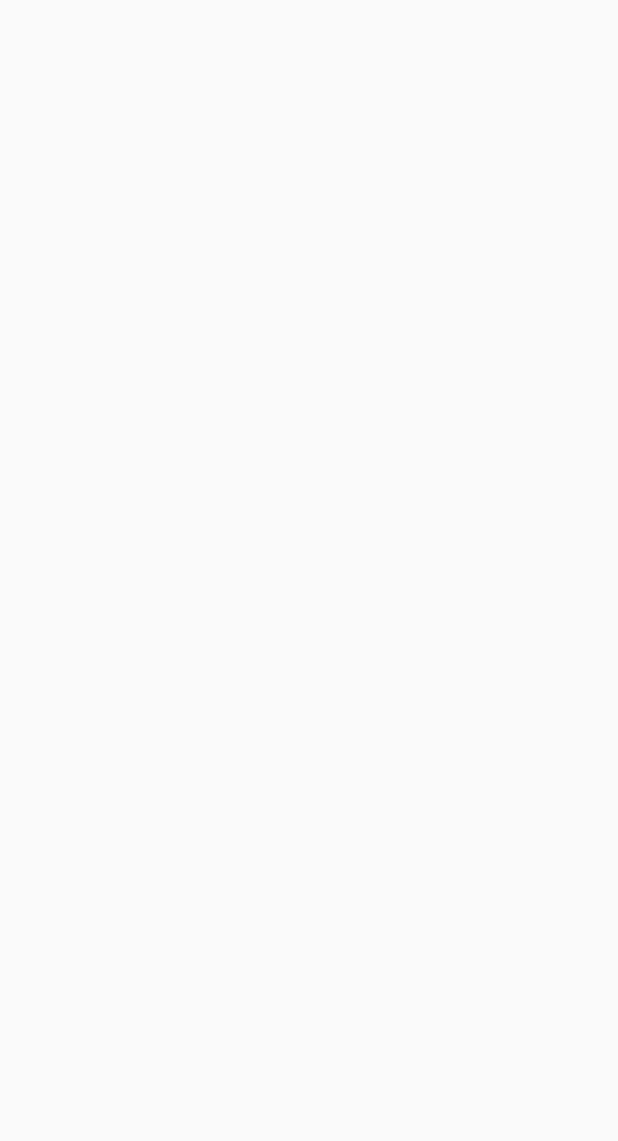
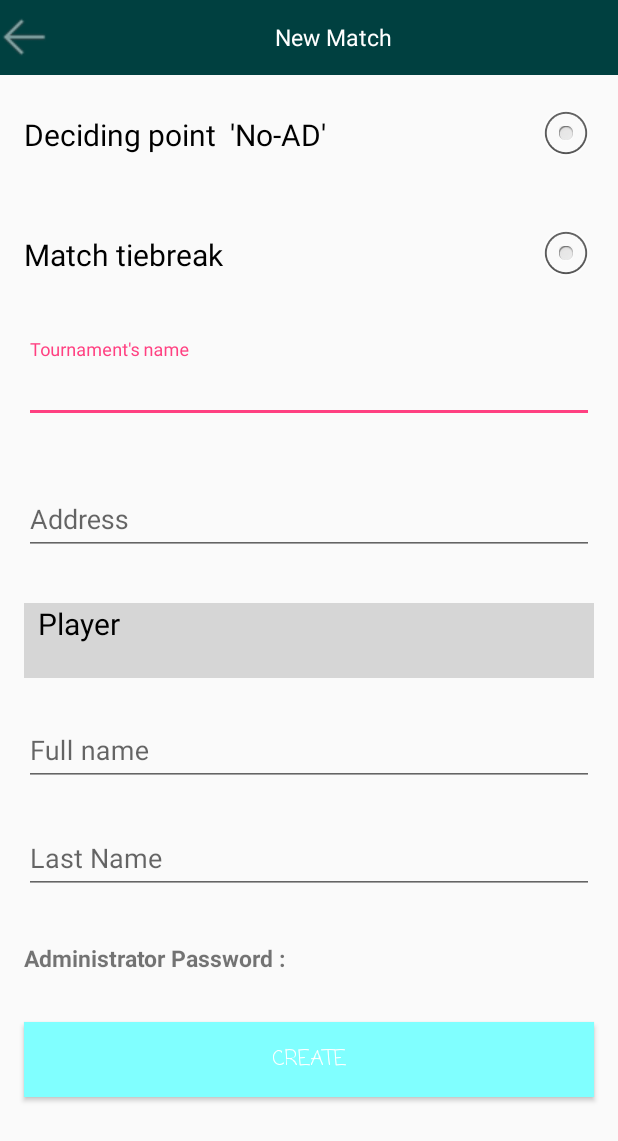
Before and after one commit to neha007/LTATLiveScore, an Android app: the LTATLogin screen opened directly, with no data from a screen before it, on a phone screen of 412 x 824 dp. Before the commit the part shown is empty. Shown: the top 1141 px of the screen. Run offline under Robolectric (Android 15) with nearby library versions, the phone set to English and light mode, and no system bars.

Commit message:
working_create

```diff
--- a/LTATTennisScore/app/build.gradle
+++ b/LTATTennisScore/app/build.gradle
@@ -25,6 +25,7 @@ dependencies {
         exclude group: 'com.android.support', module: 'support-annotations'
     })
     compile 'com.android.support:appcompat-v7:25.1.0'
+    compile 'com.android.support:design:25.3.1'
     compile 'com.android.support.constraint:constraint-layout:1.0.2'
     compile 'de.hdodenhof:circleimageview:2.1.0'
     compile 'com.android.support:support-v4:25.3.1'
--- a/LTATTennisScore/app/src/main/java/tennisonline/ltat/com/ltattennisscore/ActivityContainer/LTATLogin.java
+++ b/LTATTennisScore/app/src/main/java/tennisonline/ltat/com/ltattennisscore/ActivityContainer/LTATLogin.java
@@ -1,17 +1,57 @@
 package tennisonline.ltat.com.ltattennisscore.ActivityContainer;
 
+import android.content.Intent;
 import android.support.v7.app.AppCompatActivity;
 import android.os.Bundle;
+import android.view.View;
+import android.widget.Button;
+import android.widget.CheckBox;
+import android.widget.EditText;
+import android.widget.TextView;
 
 import tennisonline.ltat.com.ltattennisscore.R;
 
 public class LTATLogin extends AppCompatActivity {
+
+    EditText tournament_name,address,full_name,last_name;
+    TextView header,player,administer_password;
+    Button create_account;
+    CheckBox first_check,second_check;
 
     @Override
     protected void onCreate(Bundle savedInstanceState) {
         super.onCreate(savedInstanceState);
         setContentView(R.layout.activity_ltatlogin);
 
+        tournament_name=(EditText) findViewById(R.id.tournament_name);
+        address=(EditText) findViewById(R.id.adress);
+        full_name=(EditText) findViewById(R.id.full_name);
+        last_name=(EditText) findViewById(R.id.last_name);
+
+        first_check=(CheckBox) findViewById(R.id.first_check);
+        second_check=(CheckBox) findViewById(R.id.second_check);
+
+        header=(TextView) findViewById(R.id.header);
+        player=(TextView) findViewById(R.id.player);
+        administer_password=(TextView) findViewById(R.id.admister_password);
+
+        create_account=(Button) findViewById(R.id.create_accound);
+
+        create_account.setOnClickListener(new View.OnClickListener() {
+            @Override
+            public void onClick(View view) {
+
+
+            }
+        });
+        header.setOnClickListener(new View.OnClickListener() {
+            @Override
+            public void onClick(View view) {
+
+                Intent intent=new Intent(LTATLogin.this,SplashActivity.class);
+                startActivity(intent);
+            }
+        });
 
     }
 
--- a/LTATTennisScore/app/src/main/java/tennisonline/ltat/com/ltattennisscore/ActivityContainer/LTATSingup.java
+++ b/LTATTennisScore/app/src/main/java/tennisonline/ltat/com/ltattennisscore/ActivityContainer/LTATSingup.java
@@ -1,5 +1,6 @@
 package tennisonline.ltat.com.ltattennisscore.ActivityContainer;
 
+import android.content.Intent;
 import android.support.v7.app.AppCompatActivity;
 import android.os.Bundle;
 import android.view.View;
@@ -10,7 +11,7 @@ import tennisonline.ltat.com.ltattennisscore.R;
 
 public class LTATSingup extends AppCompatActivity {
 
-    Button about,create,join;
+    Button about,create,join,back_button;
     @Override
     protected void onCreate(Bundle savedInstanceState) {
         super.onCreate(savedInstanceState);
@@ -19,12 +20,30 @@ public class LTATSingup extends AppCompatActivity {
        about=(Button) findViewById(R.id.about_keppScore);
         create=(Button) findViewById(R.id.create);
         join=(Button) findViewById(R.id.join);
+        back_button=(Button) findViewById(R.id.back_button);
 
         about.setOnClickListener(new View.OnClickListener() {
             @Override
             public void onClick(View view) {
 
                 Toast.makeText(LTATSingup.this, "this is about pages", Toast.LENGTH_SHORT).show();
+
+            }
+        });
+        back_button.setOnClickListener(new View.OnClickListener() {
+            @Override
+            public void onClick(View view) {
+
+                Intent intent=new Intent(LTATSingup.this,SplashActivity.class);
+                startActivity(intent);
+            }
+        });
+        create.setOnClickListener(new View.OnClickListener() {
+            @Override
+            public void onClick(View view) {
+
+                Intent intent=new Intent(LTATSingup.this,LTATLogin.class);
+                startActivity(intent);
             }
         });
     }
--- a/LTATTennisScore/app/src/main/java/tennisonline/ltat/com/ltattennisscore/ActivityContainer/SplashActivity.java
+++ b/LTATTennisScore/app/src/main/java/tennisonline/ltat/com/ltattennisscore/ActivityContainer/SplashActivity.java
@@ -21,8 +21,7 @@ import tennisonline.ltat.com.ltattennisscore.fragmentcontainer.About;
 
 public class SplashActivity extends AppCompatActivity {
 
-
-    Button watch_score,keep_score;
+    Button watch_score,keep_score,back_button;
     private static final String TAG = "AnimationStarter";
     Button about ;
 
@@ -47,7 +46,8 @@ public class SplashActivity extends AppCompatActivity {
             }
         });
 
-
+        watch_score=(Button) findViewById(R.id.watch_score);
+        keep_score=(Button) findViewById(R.id.keep_score);
 
         watch_score.setOnClickListener(new View.OnClickListener() {
             @Override
@@ -65,9 +65,8 @@ public class SplashActivity extends AppCompatActivity {
             }
         });
 
-
         ImageView bounceBallImage = (ImageView)findViewById(R.id.bounceBallImage);
-        Bitmap bitmap = BitmapFactory.decodeResource(getResources(),R.drawable.tennisball);
+        Bitmap bitmap = BitmapFactory.decodeResource(getResources(),R.drawable.tennnn1);
 
         RoundedBitmapDrawable roundedBitmapDrawable = RoundedBitmapDrawableFactory.create(getResources(),bitmap);
         roundedBitmapDrawable.setCircular(true);
--- a/LTATTennisScore/app/src/main/res/layout/activity_ltatlogin.xml
+++ b/LTATTennisScore/app/src/main/res/layout/activity_ltatlogin.xml
@@ -1,11 +1,141 @@
 <?xml version="1.0" encoding="utf-8"?>
-<LinearLayout
-    xmlns:android="http://schemas.android.com/apk/res/android"
-    xmlns:app="http://schemas.android.com/apk/res-auto"
-    xmlns:tools="http://schemas.android.com/tools"
-    android:layout_width="match_parent"
+<ScrollView android:layout_width="match_parent"
     android:layout_height="match_parent"
-    android:orientation="vertical"
-    tools:context="tennisonline.ltat.com.ltattennisscore.ActivityContainer.LTATLogin">
+    xmlns:android="http://schemas.android.com/apk/res/android">
 
-</LinearLayout>
+    <LinearLayout
+        android:layout_width="match_parent"
+        android:layout_height="match_parent"
+        android:orientation="vertical" >
+
+        <TextView
+            android:id="@+id/header"
+            android:layout_width="match_parent"
+            android:layout_height="50dp"
+            android:text="New Match"
+            android:textSize="15sp"
+            android:drawableLeft="@drawable/backv"
+            android:layout_gravity="center"
+            android:gravity="center"
+            android:textColor="#fff"
+            android:background="#004040"
+            />
+
+        <CheckBox
+            android:id="@+id/first_check"
+            android:layout_width="fill_parent"
+            android:layout_height="wrap_content"
+            android:drawableRight="@android:drawable/btn_radio"
+            android:layout_gravity="right"
+            android:layout_margin="@dimen/activity_horizontal_margin"
+            android:button="@null"
+            android:textSize="20dip"
+            android:text="Deciding point  'No-AD' " />
+
+        <CheckBox
+            android:id="@+id/second_check"
+            android:layout_width="fill_parent"
+            android:layout_height="wrap_content"
+            android:drawableRight="@android:drawable/btn_radio"
+            android:layout_gravity="right"
+            android:layout_margin="@dimen/activity_horizontal_margin"
+            android:button="@null"
+            android:textSize="20dip"
+            android:text="Match tiebreak " />
+
+        <android.support.design.widget.TextInputLayout
+            android:id="@+id/txt"
+            android:layout_width="match_parent"
+            android:layout_margin="@dimen/activity_horizontal_margin"
+            android:layout_height="wrap_content">
+
+            <EditText
+                android:id="@+id/tournament_name"
+                android:layout_width="match_parent"
+                android:layout_height="wrap_content"
+                android:hint="Tournament's name"
+                />
+
+        </android.support.design.widget.TextInputLayout>
+
+        <android.support.design.widget.TextInputLayout
+            android:layout_width="match_parent"
+            android:layout_height="match_parent"
+            android:layout_margin="@dimen/activity_horizontal_margin"
+            >
+
+            <EditText
+                android:id="@+id/adress"
+                android:layout_width="match_parent"
+                android:layout_height="wrap_content"
+                android:hint="Address" />
+
+        </android.support.design.widget.TextInputLayout>
+
+        <TextView
+            android:id="@+id/player"
+            android:layout_width="match_parent"
+            android:layout_height="50dp"
+            android:text="  Player"
+            android:background="#d6d6d6"
+            android:textColor="#000000"
+            android:textSize="20sp"
+            android:layout_margin="@dimen/activity_horizontal_margin"
+            android:elegantTextHeight="true"
+            />
+
+        <android.support.design.widget.TextInputLayout
+            android:layout_width="match_parent"
+            android:layout_height="wrap_content"
+            >
+
+            <EditText
+                android:id="@+id/full_name"
+                android:layout_width="match_parent"
+                android:layout_height="wrap_content"
+                android:layout_margin="@dimen/activity_horizontal_margin"
+                android:hint="Full name"
+
+                />
+
+        </android.support.design.widget.TextInputLayout>
+
+        <android.support.design.widget.TextInputLayout
+            android:layout_width="match_parent"
+            android:layout_height="wrap_content"
+            >
+
+            <EditText
+                android:id="@+id/last_name"
+                android:layout_width="match_parent"
+                android:layout_height="wrap_content"
+                android:layout_margin="@dimen/activity_horizontal_margin"
+                android:hint="Last Name" />
+
+        </android.support.design.widget.TextInputLayout>
+
+        <TextView
+            android:id="@+id/admister_password"
+            android:layout_width="match_parent"
+            android:layout_height="wrap_content"
+            android:layout_margin="@dimen/activity_horizontal_margin"
+            android:text="Administrator Password : "
+            android:textSize="15sp"
+            android:textStyle="bold"
+            />
+
+        <Button
+            android:id="@+id/create_accound"
+            android:layout_width="match_parent"
+            android:layout_height="50dp"
+            android:text="Create"
+            android:layout_margin="@dimen/activity_horizontal_margin"
+            android:background="#80ffff"
+            android:textColor="#ffffff"
+            android:fontFamily="casual"
+            android:layout_gravity="center"
+            />
+
+    </LinearLayout>
+
+</ScrollView>
--- a/LTATTennisScore/app/src/main/res/layout/activity_ltatsingup.xml
+++ b/LTATTennisScore/app/src/main/res/layout/activity_ltatsingup.xml
@@ -1,5 +1,6 @@
 <?xml version="1.0" encoding="utf-8"?>
-<RelativeLayout xmlns:android="http://schemas.android.com/apk/res/android"
+<RelativeLayout
+    xmlns:android="http://schemas.android.com/apk/res/android"
     xmlns:tools="http://schemas.android.com/tools"
     android:id="@+id/activity_ltatsingup"
     android:layout_width="match_parent"
@@ -10,11 +11,17 @@
     android:paddingTop="@dimen/activity_vertical_margin"
     android:gravity="center"
     android:layout_gravity="center"
-    android:background="#555555"
+    android:background="@drawable/ba1"
     android:layout_centerVertical="true"
     android:layout_centerHorizontal="true"
     tools:context="tennisonline.ltat.com.ltattennisscore.ActivityContainer.LTATSingup">
 
+    <Button
+        android:id="@+id/back_button"
+        android:layout_width="40dp"
+        android:layout_height="30dp"
+        android:background="@drawable/back"
+        />
     <Button
         android:id="@+id/about_keppScore"
         android:layout_width="30dp"
@@ -35,9 +42,11 @@
             android:layout_marginLeft="10dp"
             android:layout_marginRight="10dp"
             android:layout_marginTop="80dp"
+            android:fontFamily="serif"
+            android:textStyle="bold"
             android:text="You can either create a tournament \n      or join the one. "
             android:textSize="15dp"
-            android:textColor="#fff"
+            android:textColor="#000"
             android:gravity="center"
             />
     <Button
@@ -47,7 +56,6 @@
         android:background="#ff4646"
         android:textColor="#fff"
         android:textSize="20dp"
-
         android:layout_width="match_parent"
         android:layout_height="wrap_content"
         />
--- a/LTATTennisScore/app/src/main/res/layout/activity_main.xml
+++ b/LTATTennisScore/app/src/main/res/layout/activity_main.xml
@@ -1,5 +1,6 @@
 <?xml version="1.0" encoding="utf-8"?>
-<RelativeLayout xmlns:android="http://schemas.android.com/apk/res/android"
+<RelativeLayout
+    xmlns:android="http://schemas.android.com/apk/res/android"
     xmlns:tools="http://schemas.android.com/tools"
     android:id="@+id/activity_main"
     android:layout_width="match_parent"
--- a/LTATTennisScore/app/src/main/res/layout/activity_splash.xml
+++ b/LTATTennisScore/app/src/main/res/layout/activity_splash.xml
@@ -7,6 +7,7 @@
     android:layout_height="fill_parent"
     android:orientation="vertical"
     android:layout_weight="1"
+    android:background="@drawable/ba1"
     tools:context="tennisonline.ltat.com.ltattennisscore.ActivityContainer.SplashActivity">
 <FrameLayout
     android:layout_width="match_parent"
@@ -34,9 +35,7 @@
         android:layout_width="100dp"
         android:layout_height="100dp"
         android:layout_marginTop="50dp"
-        android:background="@drawable/tennnn1"
-    />
-
+      android:background="@drawable/tenisba" />
 
     <LinearLayout
         android:layout_width="wrap_content"
--- a/LTATTennisScore/app/src/main/res/values/strings.xml
+++ b/LTATTennisScore/app/src/main/res/values/strings.xml
@@ -8,4 +8,8 @@
 
     <!-- TODO: Remove or change this placeholder text -->
     <string name="hello_blank_fragment">Hello blank fragment</string>
+
+     <string name="abouts">Now it is even to follow</string>
+
+
 </resources>
```
Also changed, not shown: LTATTennisScore/app/src/main/res/drawable/abouts.png (added), LTATTennisScore/app/src/main/res/drawable/ba1.jpg (added), LTATTennisScore/app/src/main/res/drawable/back.png (added), LTATTennisScore/app/src/main/res/drawable/back_button.png (deleted), LTATTennisScore/app/src/main/res/drawable/backv.png (added), LTATTennisScore/app/src/main/res/drawable/court1.jpg (added), LTATTennisScore/app/src/main/res/drawable/logo.png, LTATTennisScore/app/src/main/res/drawable/tenisba.png (added), LTATTennisScore/app/src/main/res/drawable/tenish_background.jpg (added), LTATTennisScore/app/src/main/res/drawable/tennisball.png (deleted), 1 other file.
